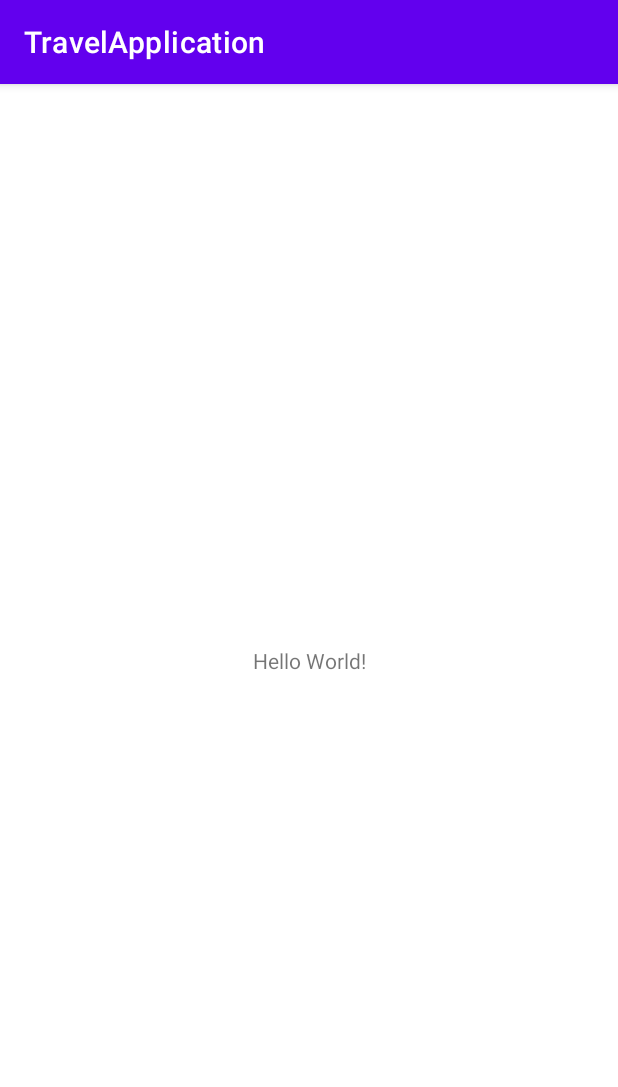
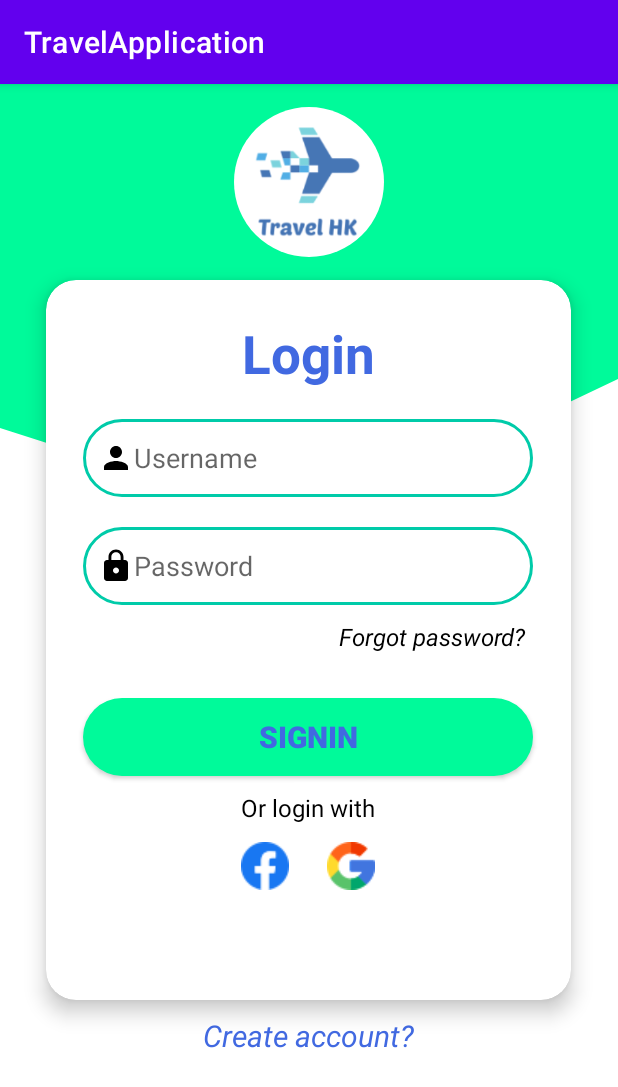
Before and after one commit to dothihongkhanh/KTGiuaKy_taoAppTongHop, an Android app: the screen it shows after launch (MainActivity before the commit, LoginActivity after it), on a phone screen of 412 x 824 dp. Shown: the top 1087 px of the screen. Run offline under Robolectric (Android 15) with nearby library versions, the phone set to English and light mode, and no system bars; our stand-ins replace CircleImageView.

Commit message:
design login 2

```diff
--- a/TravelApplication/app/build.gradle
+++ b/TravelApplication/app/build.gradle
@@ -36,4 +36,8 @@ dependencies {
     testImplementation 'junit:junit:4.13.2'
     androidTestImplementation 'androidx.test.ext:junit:1.1.3'
     androidTestImplementation 'androidx.test.espresso:espresso-core:3.4.0'
+
+    implementation "androidx.cardview:cardview:1.0.0"
+    implementation 'androidx.appcompat:appcompat:1.0.0'
+    implementation 'de.hdodenhof:circleimageview:2.1.0'
 }
--- a/TravelApplication/app/src/main/AndroidManifest.xml
+++ b/TravelApplication/app/src/main/AndroidManifest.xml
@@ -13,14 +13,14 @@
         android:theme="@style/Theme.TravelApplication"
         tools:targetApi="31">
         <activity
-            android:name=".LoginActivity"
+            android:name=".MainActivity"
             android:exported="false">
             <meta-data
                 android:name="android.app.lib_name"
                 android:value="" />
         </activity>
         <activity
-            android:name=".MainActivity"
+            android:name=".LoginActivity"
             android:exported="true">
             <intent-filter>
                 <action android:name="android.intent.action.MAIN" />
--- /dev/null
+++ b/TravelApplication/app/src/main/res/drawable-v24/boder_button.xml
@@ -0,0 +1,6 @@
+<?xml version="1.0" encoding="utf-8"?>
+<shape xmlns:android="http://schemas.android.com/apk/res/android">
+    <corners android:radius="30dp" />
+    <solid
+        android:color="#00fa9a" />
+</shape>
--- /dev/null
+++ b/TravelApplication/app/src/main/res/drawable/background.xml
@@ -0,0 +1,4 @@
+<?xml version="1.0" encoding="utf-8"?>
+<selector xmlns:android="http://schemas.android.com/apk/res/android">
+
+</selector>
--- /dev/null
+++ b/TravelApplication/app/src/main/res/drawable/boder_edittext.xml
@@ -0,0 +1,7 @@
+<?xml version="1.0" encoding="utf-8"?>
+<shape xmlns:android="http://schemas.android.com/apk/res/android">
+    <corners android:radius="30dp"/>
+    <stroke
+        android:width="2dip"
+        android:color="#00cba9" />
+</shape>
--- /dev/null
+++ b/TravelApplication/app/src/main/res/drawable/ic_baseline_lock_24.xml
@@ -0,0 +1,5 @@
+<vector android:height="24dp" android:tint="#000000"
+    android:viewportHeight="24" android:viewportWidth="24"
+    android:width="24dp" xmlns:android="http://schemas.android.com/apk/res/android">
+    <path android:fillColor="@color/royalblue" android:pathData="M18,8h-1L17,6c0,-2.76 -2.24,-5 -5,-5S7,3.24 7,6v2L6,8c-1.1,0 -2,0.9 -2,2v10c0,1.1 0.9,2 2,2h12c1.1,0 2,-0.9 2,-2L20,10c0,-1.1 -0.9,-2 -2,-2zM12,17c-1.1,0 -2,-0.9 -2,-2s0.9,-2 2,-2 2,0.9 2,2 -0.9,2 -2,2zM15.1,8L8.9,8L8.9,6c0,-1.71 1.39,-3.1 3.1,-3.1 1.71,0 3.1,1.39 3.1,3.1v2z"/>
+</vector>
--- /dev/null
+++ b/TravelApplication/app/src/main/res/drawable/ic_baseline_person_24.xml
@@ -0,0 +1,5 @@
+<vector android:height="24dp" android:tint="#000000"
+    android:viewportHeight="24" android:viewportWidth="24"
+    android:width="24dp" xmlns:android="http://schemas.android.com/apk/res/android">
+    <path android:fillColor="#4169e1" android:pathData="M12,12c2.21,0 4,-1.79 4,-4s-1.79,-4 -4,-4 -4,1.79 -4,4 1.79,4 4,4zM12,14c-2.67,0 -8,1.34 -8,4v2h16v-2c0,-2.66 -5.33,-4 -8,-4z"/>
+</vector>
--- /dev/null
+++ b/TravelApplication/app/src/main/res/drawable/wave.xml
@@ -0,0 +1,9 @@
+<vector xmlns:android="http://schemas.android.com/apk/res/android"
+    android:width="1440dp"
+    android:height="320dp"
+    android:viewportWidth="1440"
+    android:viewportHeight="750">
+  <path
+      android:pathData="M0,224L120,234.7C240,245 480,267 720,261.3C960,256 1200,224 1320,208L1440,192L1440,0L1320,0C1200,0 960,0 720,0C480,0 240,0 120,0L0,0Z"
+      android:fillColor="#00fa9a"/>
+</vector>
--- a/TravelApplication/app/src/main/res/layout/activity_login.xml
+++ b/TravelApplication/app/src/main/res/layout/activity_login.xml
@@ -5,33 +5,126 @@
     android:layout_width="match_parent"
     android:layout_height="match_parent"
     tools:context=".LoginActivity">
-    <ImageView
-        android:id="@+id/imageLogo"
+    <LinearLayout
+        android:layout_width="match_parent"
+        android:layout_height="match_parent"
+        android:orientation="vertical"
+        android:background="@drawable/wave">
+        <de.hdodenhof.circleimageview.CircleImageView
+            android:layout_width="100dp"
+            android:layout_height="100dp"
+            android:layout_marginTop="15dp"
+            android:src="@drawable/logo"
+            android:layout_gravity="center"/>
+        <androidx.cardview.widget.CardView
+            android:layout_width="350dp"
+            android:layout_height="480dp"
+            android:layout_gravity="center"
+            android:layout_marginTop="15dp"
+            android:elevation="8dp"
+            app:cardElevation="8dp"
+            app:cardCornerRadius="20dp">
+            <LinearLayout
+                android:layout_width="match_parent"
+                android:layout_height="match_parent"
+                android:orientation="vertical">
+                <TextView
                     android:layout_width="wrap_content"
                     android:layout_height="wrap_content"
-        android:src="@drawable/logoHK"
-        android:layout_centerHorizontal="true"/>
+                    android:text="Login"
+                    android:textSize="35sp"
+                    android:textStyle="bold"
+                    android:textColor="#4169e1"
+                    android:layout_gravity="center"
+                    android:layout_marginTop="25dp"/>
                 <EditText
                     android:id="@+id/editTextUserName"
-        android:layout_width="match_parent"
-        android:layout_height="wrap_content"
-        android:hint="UserName"
-        android:layout_below="@id/imageLogo"/>
+                    android:layout_width="300dp"
+                    android:layout_height="52dp"
+                    android:hint="Username"
+                    app:layout_constraintEnd_toEndOf="parent"
+                    app:layout_constraintStart_toStartOf="parent"
+                    tools:layout_editor_absoluteY="60dp"
+                    android:layout_gravity="center"
+                    android:paddingLeft="10dp"
+                    android:background="@drawable/boder_edittext"
+                    android:layout_margin="20dp"
+                    android:drawableLeft="@drawable/ic_baseline_person_24"/>
+
                 <EditText
                     android:id="@+id/editTextPass"
-        android:layout_width="match_parent"
-        android:layout_height="wrap_content"
+                    android:layout_width="300dp"
+                    android:layout_height="52dp"
                     android:hint="Password"
-        android:layout_below="@id/editTextUserName"/>
-    <Button
+                    android:layout_below="@id/editTextUserName"
+                    app:layout_constraintEnd_toEndOf="parent"
+                    app:layout_constraintStart_toStartOf="parent"
+                    tools:layout_editor_absoluteY="162dp"
+                    android:drawableLeft="@drawable/ic_baseline_lock_24"
+                    android:background="@drawable/boder_edittext"
+                    android:layout_gravity="center"
+                    android:paddingLeft="10dp"
+                    android:inputType="textPassword"/>
+                <TextView
+                    android:id="@+id/textViewForgot"
                     android:layout_width="wrap_content"
                     android:layout_height="wrap_content"
-        android:id="@+id/buttonLogin"
-        android:text="login"
+                    android:layout_gravity="right"
+                    android:layout_marginTop="10dp"
+                    android:text="Forgot password?"
+                    android:textColor="@color/black"
+                    android:textSize="16sp"
+                    android:textStyle="italic"
+                    android:layout_marginRight="30dp"/>
+
+                <androidx.appcompat.widget.AppCompatButton
+                    android:layout_width="300dp"
+                    android:layout_height="52dp"
+                    android:text="signin"
                     android:textAllCaps="true"
-        android:layout_below="@id/editTextPass"
-        android:layout_centerHorizontal="true"/>
-
-
-
+                    android:background="@drawable/boder_button"
+                    android:layout_gravity="center"
+                    android:layout_marginTop="30dp"
+                    android:textSize="20sp"
+                    android:textColor="#4169e1"
+                    android:textStyle="bold"
+                    />
+                <TextView
+                    android:layout_width="wrap_content"
+                    android:layout_height="wrap_content"
+                    android:text="Or login with"
+                    android:layout_marginTop="10dp"
+                    android:layout_gravity="center"
+                    android:textSize="16sp"
+                    android:textColor="@color/black"/>
+                <LinearLayout
+                    android:layout_width="wrap_content"
+                    android:layout_height="wrap_content"
+                    android:orientation="horizontal"
+                    android:layout_gravity="center"
+                    android:layout_marginTop="12dp">
+                    <ImageButton
+                        android:layout_width="wrap_content"
+                        android:layout_height="wrap_content"
+                        android:src="@drawable/facebook"
+                        android:background="@null"
+                        android:layout_marginRight="25dp"/>
+                    <ImageButton
+                        android:layout_width="wrap_content"
+                        android:layout_height="wrap_content"
+                        android:src="@drawable/google"
+                        android:background="@null"/>
+                </LinearLayout>
+            </LinearLayout>
+        </androidx.cardview.widget.CardView>
+        <TextView
+            android:layout_width="wrap_content"
+            android:layout_height="wrap_content"
+            android:text="Create account?"
+            android:textSize="20sp"
+            android:textColor="@color/royalblue"
+            android:textStyle="italic"
+            android:layout_gravity="center"
+            android:layout_marginTop="10dp"/>
+    </LinearLayout>
 </RelativeLayout>
--- a/TravelApplication/app/src/main/res/values/colors.xml
+++ b/TravelApplication/app/src/main/res/values/colors.xml
@@ -7,4 +7,7 @@
     <color name="teal_700">#FF018786</color>
     <color name="black">#FF000000</color>
     <color name="white">#FFFFFFFF</color>
+    <color name="gradEnd">#67EFC8</color>
+    <color name="gradStart">#63C9FF</color>
+    <color name="royalblue">#4169e1</color>
 </resources>
```
Also changed, not shown: TravelApplication/app/src/main/res/drawable/facebook.png (added), TravelApplication/app/src/main/res/drawable/google.png (added), TravelApplication/app/src/main/res/drawable/logo.png (added), TravelApplication/app/src/main/res/drawable/logoHK.png (deleted). Lines whose indentation alone changed are shown as unchanged.
